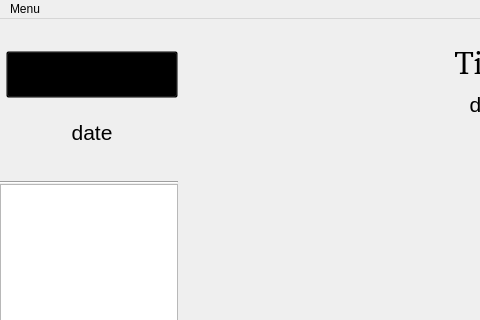
First picture: the form in mainwindow.ui, repository community-ssu/clock-ui, before the edit; both pictures show x 0 to 480 and y 0 to 320 of the 795 by 459 pixel window.
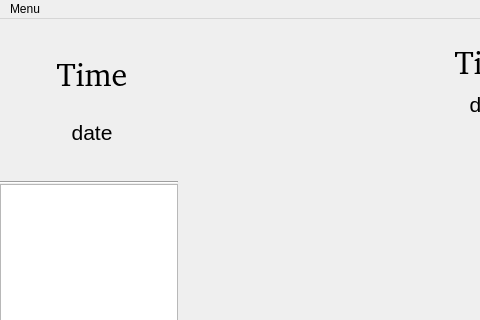
Second picture: the form after the edit. Icons and pictures are not drawn.

Commit message: * different button behavior and some other minor fixes

```diff
--- a/mainwindow.ui
+++ b/mainwindow.ui
@@ -525,11 +525,18 @@
              <enum>Qt::NoFocus</enum>
             </property>
             <property name="styleSheet">
-             <string notr="true">QPushButton{background: transparent;}</string>
+             <string notr="true">QPushButton:pressed
+{
+border-image: url(/etc/hildon/theme/mediaplayer/Button.png);
+border: none;
+}</string>
             </property>
             <property name="text">
              <string>Time</string>
             </property>
+            <property name="flat">
+             <bool>true</bool>
+            </property>
            </widget>
           </item>
          </layout>
```
The commit also changes 9 other files.
